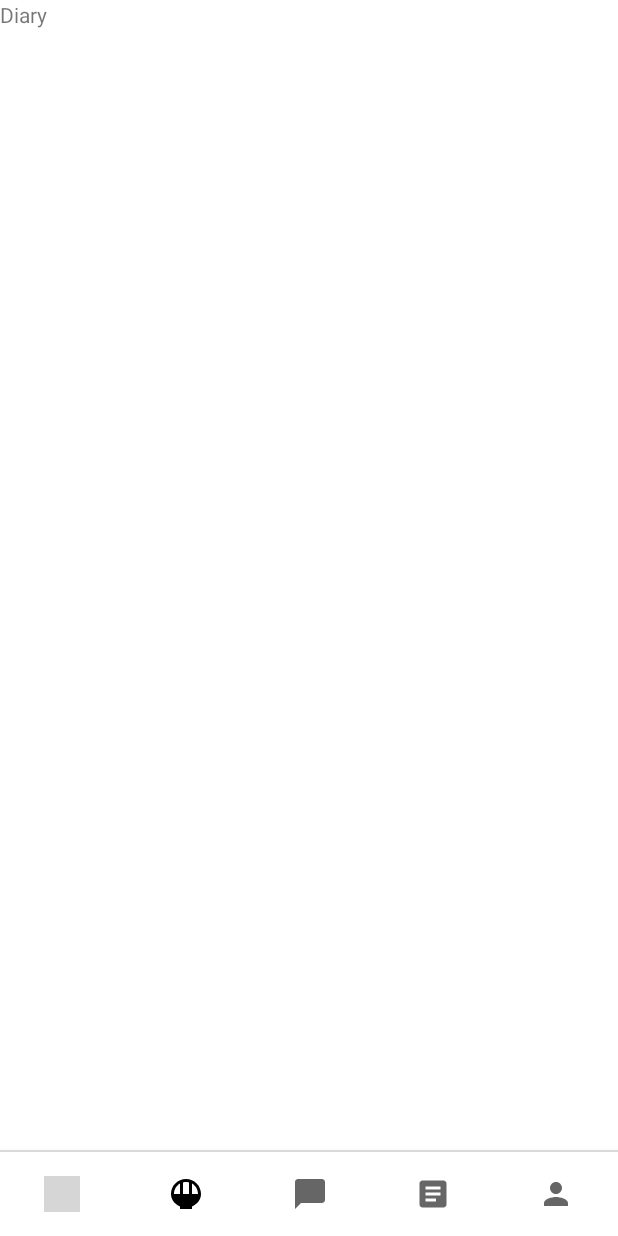
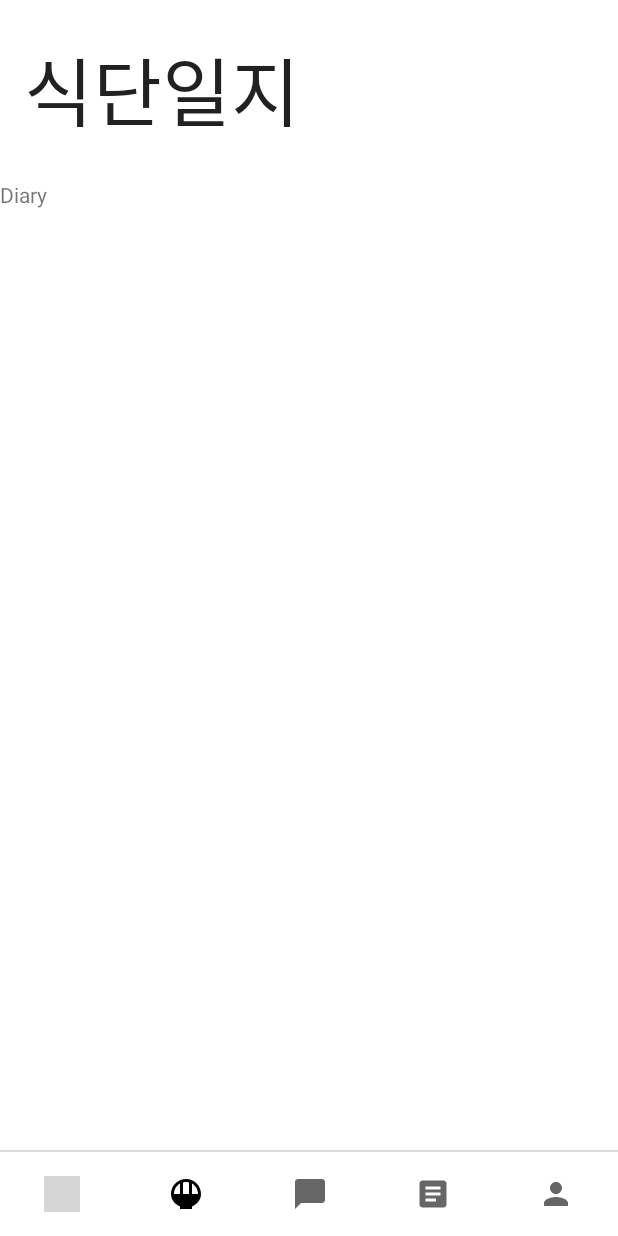
Before and after one commit to richpin/Nutrihanjum, an Android app: the screen it shows after launch (MainActivity), item 2 of the bottom bar chosen, on a phone screen of 412 x 824 dp. Run offline under Robolectric (Android 15) with nearby library versions, the phone set to English and light mode, and no system bars; grey boxes are pictures that could not be loaded.

Commit message:
Create TopAppBar

```diff
--- a/app/src/main/java/com/example/nutrihanjum/MainActivity.kt
+++ b/app/src/main/java/com/example/nutrihanjum/MainActivity.kt
@@ -40,26 +40,31 @@ class MainActivity : AppCompatActivity() {
                 R.id.action_home -> {
                     transaction.show(CommunityFragment.getInstance()).commit()
                     curFragment = CommunityFragment.getInstance()
+                    binding.topAppBar.title= getString(R.string.home_category)
                     return@setOnItemSelectedListener true
                 }
                 R.id.action_chatbot -> {
                     transaction.show(ChatbotFragment.getInstance()).commit()
                     curFragment = ChatbotFragment.getInstance()
+                    binding.topAppBar.title= getString(R.string.chatbot_category)
                     return@setOnItemSelectedListener true
                 }
                 R.id.action_diary -> {
                     transaction.show(DiaryFragment.getInstance()).commit()
                     curFragment = DiaryFragment.getInstance()
+                    binding.topAppBar.title= getString(R.string.diary_category)
                     return@setOnItemSelectedListener true
                 }
                 R.id.action_news -> {
                     transaction.show(NewsFragment.getInstance()).commit()
                     curFragment = NewsFragment.getInstance()
+                    binding.topAppBar.title= getString(R.string.news_category)
                     return@setOnItemSelectedListener true
                 }
                 R.id.action_user -> {
                     transaction.show(UserFragment.getInstance()).commit()
                     curFragment = UserFragment.getInstance()
+                    binding.topAppBar.title= getString(R.string.user_category)
                     return@setOnItemSelectedListener true
                 }
             }
--- a/app/src/main/res/layout/activity_main.xml
+++ b/app/src/main/res/layout/activity_main.xml
@@ -5,11 +5,20 @@
     android:layout_width="match_parent"
     android:layout_height="match_parent"
     tools:context=".MainActivity">
+    <androidx.appcompat.widget.Toolbar
+        android:id="@+id/top_app_bar"
+        android:layout_width="match_parent"
+        android:layout_height="120dp"
+        android:background="@color/white"
+        android:elevation="0dp"
+        android:theme="@style/ToolbarTheme"
+        app:titleTextAppearance="@style/Toolbar.TitleText"/>
 
     <FrameLayout
         android:id="@+id/main_content"
         android:layout_width="match_parent"
         android:layout_height="match_parent"
+        android:layout_below="@id/top_app_bar"
         android:layout_above="@id/nav_division">
     </FrameLayout>
     <LinearLayout
--- a/app/src/main/res/values-night/themes.xml
+++ b/app/src/main/res/values-night/themes.xml
@@ -16,4 +16,10 @@
     <style name="SplashTheme" parent="Theme.AppCompat.NoActionBar">
         <item name="android:windowBackground">@drawable/splash</item>
     </style>
+    <style name="ToolbarTheme" parent="ThemeOverlay.AppCompat.Light">
+        <item name="android:fontFamily">@font/font_bold</item>
+    </style>
+    <style name="Toolbar.TitleText" parent="TextAppearance.Widget.AppCompat.Toolbar.Title">
+        <item name="android:textSize">50sp</item>
+    </style>
 </resources>
--- a/app/src/main/res/values/strings.xml
+++ b/app/src/main/res/values/strings.xml
@@ -5,4 +5,9 @@
     <string name="chatbot">chatbot</string>
     <string name="news">news</string>
     <string name="user">user</string>
+    <string name="home_category">영양한줌</string>
+    <string name="diary_category">식단일지</string>
+    <string name="chatbot_category">챗봇상담</string>
+    <string name="news_category">영양뉴스</string>
+    <string name="user_category">마이페이지</string>
 </resources>
--- a/app/src/main/res/values/themes.xml
+++ b/app/src/main/res/values/themes.xml
@@ -16,4 +16,10 @@
     <style name="SplashTheme" parent="Theme.AppCompat.NoActionBar">
         <item name="android:windowBackground">@drawable/splash</item>
     </style>
+    <style name="ToolbarTheme" parent="ThemeOverlay.AppCompat.Light">
+        <item name="android:fontFamily">@font/font_bold</item>
+    </style>
+    <style name="Toolbar.TitleText" parent="TextAppearance.Widget.AppCompat.Toolbar.Title">
+        <item name="android:textSize">50sp</item>
+    </style>
 </resources>
```
Also changed, not shown: 1 other file.
